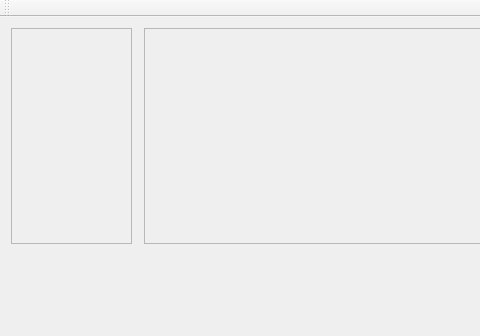
Qt form mainwindow.ui (andreyshmelev/strength-test-with-camera-and-qcustomplot) before a commit; both pictures show x 0 to 480 and y 0 to 336 of the 567 by 574 pixel window.
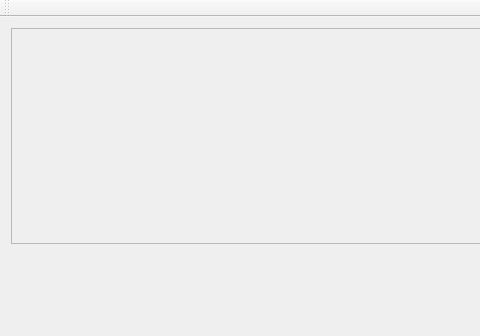
The same form after that commit. Custom widgets are drawn as their Qt base class.

Commit message: Вот щас прикольно вообще

The edit to the form file:
```diff
--- a/mainwindow.ui
+++ b/mainwindow.ui
@@ -28,40 +28,6 @@
   </property>
   <widget class="QWidget" name="centralWidget">
    <layout class="QGridLayout" name="gridLayout_2">
-    <item row="0" column="0">
-     <widget class="QScrollArea" name="scrollArea">
-      <property name="widgetResizable">
-       <bool>true</bool>
-      </property>
-      <widget class="QWidget" name="scrollAreaWidgetContents">
-       <property name="geometry">
-        <rect>
-         <x>0</x>
-         <y>0</y>
-         <width>121</width>
-         <height>205</height>
-        </rect>
-       </property>
-      </widget>
-     </widget>
-    </item>
-    <item row="0" column="2">
-     <widget class="QScrollArea" name="scrollArea_2">
-      <property name="widgetResizable">
-       <bool>true</bool>
-      </property>
-      <widget class="QWidget" name="scrollAreaWidgetContents_2">
-       <property name="geometry">
-        <rect>
-         <x>0</x>
-         <y>0</y>
-         <width>412</width>
-         <height>205</height>
-        </rect>
-       </property>
-      </widget>
-     </widget>
-    </item>
     <item row="1" column="0" colspan="2">
      <widget class="QCustomPlot" name="customPlot" native="true">
       <property name="sizePolicy">
@@ -82,6 +48,13 @@
       </property>
      </widget>
     </item>
+    <item row="2" column="0">
+     <widget class="QLabel" name="message">
+      <property name="text">
+       <string>Unit</string>
+      </property>
+     </widget>
+    </item>
     <item row="2" column="1" colspan="2">
      <layout class="QGridLayout" name="gridLayout">
       <item row="0" column="0">
@@ -205,11 +178,21 @@
       </item>
      </layout>
     </item>
-    <item row="2" column="0">
-     <widget class="QLabel" name="message">
-      <property name="text">
-       <string>Unit</string>
+    <item row="0" column="0" colspan="3">
+     <widget class="QScrollArea" name="scrollArea">
+      <property name="widgetResizable">
+       <bool>true</bool>
       </property>
+      <widget class="QWidget" name="scrollAreaWidgetContents">
+       <property name="geometry">
+        <rect>
+         <x>0</x>
+         <y>0</y>
+         <width>543</width>
+         <height>197</height>
+        </rect>
+       </property>
+      </widget>
      </widget>
     </item>
    </layout>
@@ -220,7 +203,7 @@
      <x>0</x>
      <y>0</y>
      <width>567</width>
-     <height>20</height>
+     <height>26</height>
     </rect>
    </property>
   </widget>
```
The commit also changes 1 other file.
